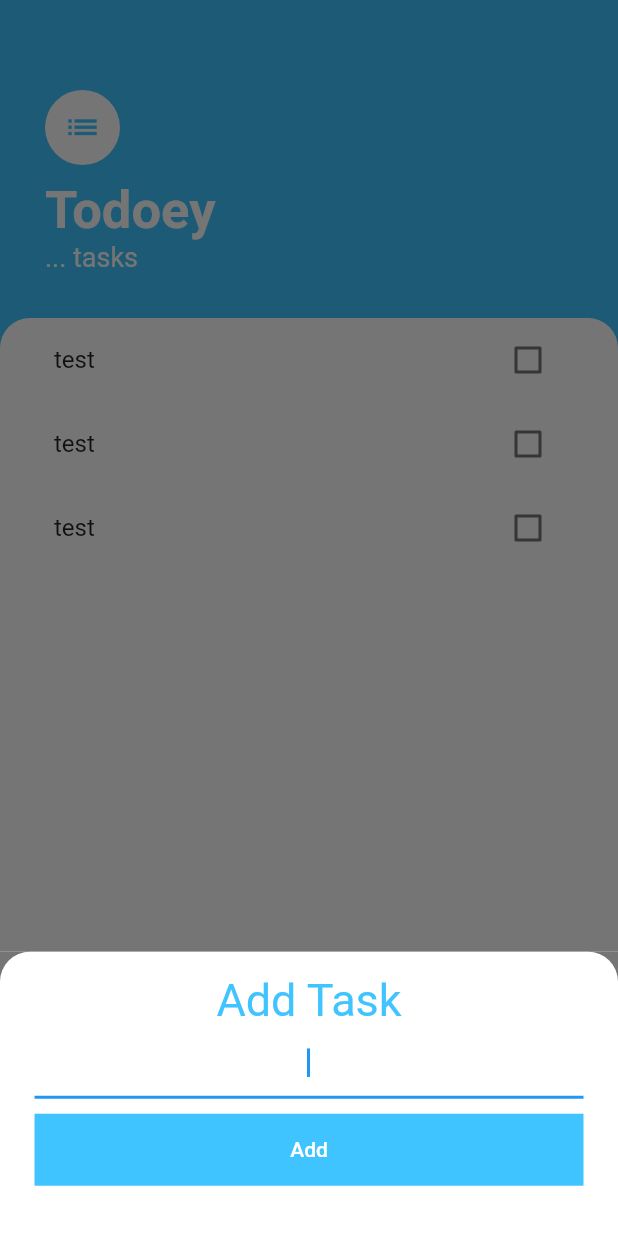
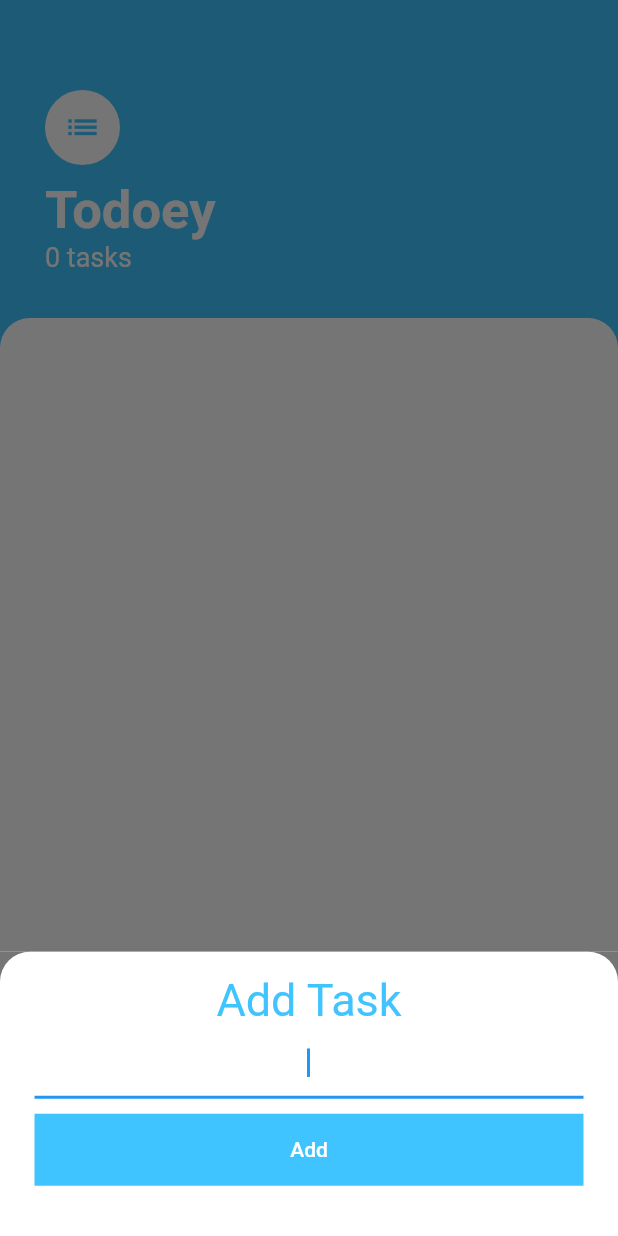
Before and after one commit to LucioMorales/Flutter-Course-Proyects, a Flutter app: the screen it shows after launch, after a tap on the "add" icon, on a phone screen of 412 x 824 dp. Run offline on Flutter 3.47's test engine with Material 2 defaults, Android fonts, the phone set to English and light mode, and no system bars; our stand-ins replace animated_text_kit, audioplayers, cloud_firestore, firebase_auth, firebase_core, flutter_spinkit and 8 more; accounts and stored records are empty.

Commit message:
Changes: - Added provider package - Added funtionality to the add task

```diff
--- /dev/null
+++ b/todoey_flutter/lib/models/task.dart
@@ -0,0 +1,12 @@
+class Task{
+
+  final String name;
+  bool isDone;
+
+  Task({this.name = '',this.isDone = false});
+
+  void toggleDone() {
+    isDone = !isDone;
+  }
+
+}
--- a/todoey_flutter/lib/screens/add_task_screen.dart
+++ b/todoey_flutter/lib/screens/add_task_screen.dart
@@ -3,8 +3,16 @@ import 'package:flutter/painting.dart';
 import 'package:todoey_flutter/constants.dart';
 
 class AddTaskScreen extends StatelessWidget {
+
+  final Function addTaskCallback;
+
+  AddTaskScreen(this.addTaskCallback);
+
+
   @override
   Widget build(BuildContext context) {
+    String newTaskTitle = '';
+
     return Container(
       height: MediaQuery.of(context).size.height * 0.23,
       color: Color(0xFF757575),
@@ -33,6 +41,9 @@ class AddTaskScreen extends StatelessWidget {
               autofocus: true,
               textAlign: TextAlign.center,
               decoration: kTextFieldStyle,
+              onChanged: (newText){
+                newTaskTitle = newText;
+              },
             ),
             SizedBox(
               height: 10,
@@ -40,7 +51,9 @@ class AddTaskScreen extends StatelessWidget {
             Container(
               color: Colors.lightBlueAccent,
               child: TextButton(
-                onPressed: () {},
+                onPressed: () {
+                  addTaskCallback(newTaskTitle);
+                } ,
                 child: Text(
                   'Add',
                   style: TextStyle(
--- a/todoey_flutter/lib/screens/tasks_screen.dart
+++ b/todoey_flutter/lib/screens/tasks_screen.dart
@@ -1,8 +1,16 @@
 import 'package:flutter/material.dart';
 import 'package:todoey_flutter/widgets/tasks_list.dart';
 import 'package:todoey_flutter/screens/add_task_screen.dart';
+import 'package:todoey_flutter/models/task.dart';
 
-class TasksScreen extends StatelessWidget {
+class TasksScreen extends StatefulWidget {
+  @override
+  _TasksScreenState createState() => _TasksScreenState();
+}
+
+class _TasksScreenState extends State<TasksScreen> {
+  List<Task> tasks = [];
+
   @override
   Widget build(BuildContext context) {
     return Scaffold(
@@ -17,7 +25,12 @@ class TasksScreen extends StatelessWidget {
                 padding: EdgeInsets.only(
                   bottom: MediaQuery.of(context).viewInsets.bottom,
                 ),
-                child: AddTaskScreen(),
+                child: AddTaskScreen((newTastTitle){
+                  setState(() {
+                    tasks.add(Task(name: newTastTitle));
+                  });
+                  Navigator.pop(context);
+                },),
               ),
             ),
           );
@@ -59,7 +72,7 @@ class TasksScreen extends StatelessWidget {
                   ),
                 ),
                 Text(
-                  '... tasks',
+                  '${tasks.length} tasks',
                   style: TextStyle(
                     color: Colors.white,
                     fontSize: 18,
@@ -80,7 +93,7 @@ class TasksScreen extends StatelessWidget {
                   topRight: Radius.circular(20),
                 ),
               ),
-              child: TaskList(),
+              child: TaskList(tasks),
             ),
           ),
         ],
--- a/todoey_flutter/lib/widgets/tasks_list.dart
+++ b/todoey_flutter/lib/widgets/tasks_list.dart
@@ -1,16 +1,35 @@
 import 'package:flutter/material.dart';
 import 'package:todoey_flutter/widgets/tasks_tile.dart';
+import 'package:todoey_flutter/models/task.dart';
 
-class TaskList extends StatelessWidget {
+class TaskList extends StatefulWidget {
+  final List<Task> tasks;
+
+  TaskList(this.tasks);
+
+  @override
+  _TaskListState createState() => _TaskListState();
+}
+
+class _TaskListState extends State<TaskList> {
+
+
 
   @override
   Widget build(BuildContext context) {
-    return ListView(
-      children: [
-        TaskTile(),
-        TaskTile(),
-        TaskTile(),
-      ],
+    return ListView.builder(
+      itemBuilder: (context, index) {
+        return TaskTile(
+          taskTitle: widget.tasks[index].name,
+          isChecked: widget.tasks[index].isDone,
+          checkBoxCallback: (checkBoxState) {
+            setState(() {
+              widget.tasks[index].toggleDone();
+            });
+          },
+        );
+      },
+      itemCount: widget.tasks.length,
     );
   }
 }
--- a/todoey_flutter/lib/widgets/tasks_tile.dart
+++ b/todoey_flutter/lib/widgets/tasks_tile.dart
@@ -1,46 +1,26 @@
 import 'package:flutter/material.dart';
 
-class TaskTile extends StatefulWidget {
-  @override
-  _TaskTileState createState() => _TaskTileState();
-}
+class TaskTile extends StatelessWidget {
+  final bool isChecked;
+  final String taskTitle;
+  final Function(bool?)? checkBoxCallback;
 
-class _TaskTileState extends State<TaskTile> {
-  bool isChecked = false;
+  TaskTile({this.isChecked = false, this.taskTitle = '',this.checkBoxCallback});
 
   @override
   Widget build(BuildContext context) {
     return ListTile(
       title: Text(
-        'test',
+        taskTitle,
         style: TextStyle(
           decoration: isChecked ? TextDecoration.lineThrough : null,
         ),
       ),
-      trailing: TaskCheckBox(
-        checkBoxState: isChecked,
-        toggleCheckBoxState: (bool? checkBoxState) {
-          setState(() {
-            isChecked = checkBoxState ?? true;
-          });
-        },
+      trailing: Checkbox(
+        activeColor: Colors.lightBlueAccent,
+        value: isChecked,
+        onChanged: checkBoxCallback,
       ),
     );
   }
 }
-
-class TaskCheckBox extends StatelessWidget {
-  final bool checkBoxState;
-  final void Function(bool?) toggleCheckBoxState;
-
-  TaskCheckBox({required this.checkBoxState, required this.toggleCheckBoxState}); //changes the value of the variable
-
-  @override
-  Widget build(BuildContext context) {
-    return Checkbox(
-      activeColor: Colors.lightBlueAccent,
-      value: checkBoxState,
-      onChanged: toggleCheckBoxState,
-    );
-  }
-}
```
Also changed, not shown: todoey_flutter/pubspec.yaml (+3 -38 lines), todoey_flutter/pubspec.lock, 1 other file.
